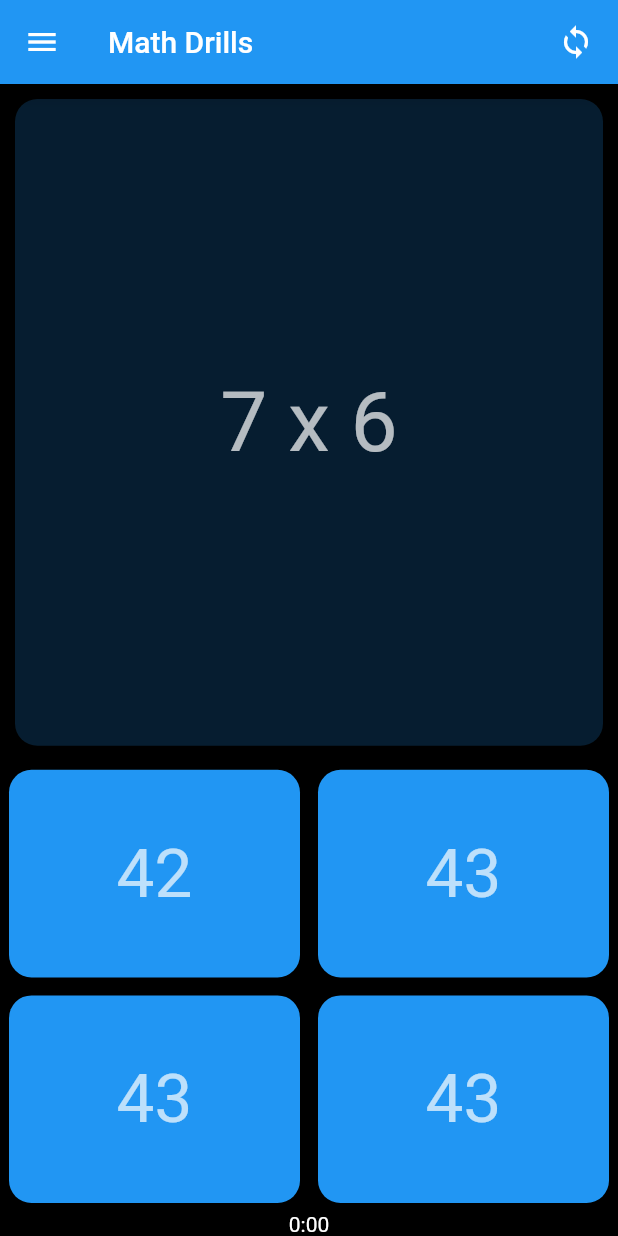
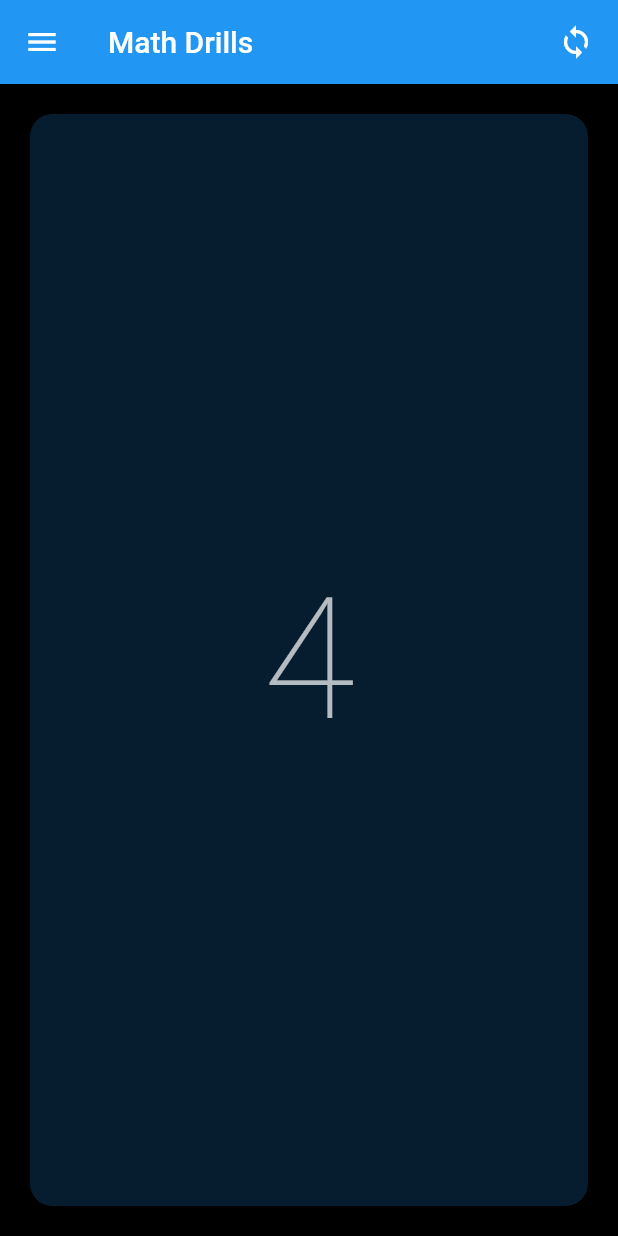
Before and after one commit to akabasakal400/math_drills_app, a Flutter app: the first screen one second after launch, on a phone screen of 412 x 824 dp. Run offline on Flutter 3.47's test engine with Material 2 defaults, Android fonts, the phone set to English and light mode, and no system bars; our stand-ins replace localstorage, rflutter_alert, theme_provider.

```diff
--- a/lib/bottom_button.dart
+++ b/lib/components/bottom_button.dart
@@ -1,5 +1,5 @@
 import 'package:flutter/material.dart';
-import 'constants.dart';
+import '../constants.dart';
 
 class BottomButton extends StatelessWidget {
   final String label;
--- a/lib/main.dart
+++ b/lib/main.dart
@@ -1,9 +1,9 @@
 import 'package:flutter/services.dart';
 import 'package:theme_provider/theme_provider.dart';
 
-import 'quiz_page.dart';
+import 'screens/quiz_page.dart';
 import 'package:flutter/material.dart';
-import 'drill_generator.dart';
+import 'models/drill_generator.dart';
 
 //void main() => runApp(MyApp());
 
@@ -71,6 +71,7 @@ class MyApp extends StatelessWidget {
       ],
       child: MaterialApp(
         title: 'Math Drills',
+        debugShowCheckedModeBanner: false,
         //theme: theme,
         home: ThemeConsumer(
           child: QuizPage(
--- a/lib/custom_drill_page.dart
+++ b/lib/screens/custom_drill_page.dart
@@ -1,8 +1,8 @@
 import 'package:flutter/material.dart';
-import 'package:mathdrillsapp/bottom_button.dart';
-import 'package:mathdrillsapp/drill_generator.dart';
+import 'package:mathdrillsapp/components/bottom_button.dart';
+import 'package:mathdrillsapp/models/drill_generator.dart';
 import 'package:rflutter_alert/rflutter_alert.dart';
-import 'constants.dart';
+import '../constants.dart';
 
 class CustomDrillPage extends StatefulWidget {
   @override
--- a/lib/quiz_page.dart
+++ b/lib/screens/quiz_page.dart
@@ -1,16 +1,20 @@
 import 'dart:async';
 
 import 'package:flutter/material.dart';
-import 'package:mathdrillsapp/custom_drill_page.dart';
-import 'package:mathdrillsapp/results_page.dart';
-import 'drill_generator.dart';
-import 'drill.dart';
+import 'package:mathdrillsapp/screens/drill_log_page.dart';
+import 'package:theme_provider/theme_provider.dart';
 import 'package:rflutter_alert/rflutter_alert.dart';
-import 'choice_button.dart';
-import 'constants.dart';
+
+import 'package:mathdrillsapp/models/drill_log.dart';
+import 'package:mathdrillsapp/models/drill_generator.dart';
+import 'package:mathdrillsapp/models/drill.dart';
+
+import 'package:mathdrillsapp/components/choice_button.dart';
+import '../constants.dart';
+
+import 'about_page.dart';
 import 'results_page.dart';
-import 'package:theme_provider/theme_provider.dart';
-import 'about_page.dart';
+import 'custom_drill_page.dart';
 
 class QuizPage extends StatefulWidget {
   final Drill drill;
@@ -24,10 +28,10 @@ class QuizPage extends StatefulWidget {
 class _QuizPageState extends State<QuizPage> {
   List<Icon> scoreKeeper = [];
 
-  //Drill drill = DrillGenerator.getDrill();
   Drill drill;
+  DrillLog drillLog;
   int currentQuestion = 0;
-  int currentTime = 0;
+  int currentTime = -3;
 
   Timer t;
 
@@ -50,6 +54,8 @@ class _QuizPageState extends State<QuizPage> {
       //stop the timer
       stopTimer();
       drill.drillTime = currentTime;
+
+      drillLog.saveDrill(drill);
 
       Alert(
         style: AlertStyle(
@@ -157,7 +163,7 @@ class _QuizPageState extends State<QuizPage> {
   }
 
   void startTimer() {
-    currentTime = 0;
+    currentTime = -4;
     t = Timer.periodic(Duration(seconds: 1), (timer) {
       setState(() {
         currentTime++;
@@ -169,6 +175,11 @@ class _QuizPageState extends State<QuizPage> {
   void initState() {
     // TODO: implement initState
     super.initState();
+    drillLog = DrillLog();
+
+    //print('retrieved drill log with ${drills?.length} drills');
+    //print(drills);
+
     startTimer();
   }
 
@@ -203,7 +214,31 @@ class _QuizPageState extends State<QuizPage> {
                 padding: EdgeInsets.all(5),
               ),
               Divider(
-                color: Theme.of(context).dividerColor, //kDrawerDividerColor,
+                color: kDrawerDividerColor,
+              ),
+              ListTile(
+                onTap: () {
+                  print('Logs');
+
+                  Navigator.push(
+                    context,
+                    MaterialPageRoute(builder: (context) {
+                      return ThemeConsumer(
+                        child: DrillLogPage(),
+                      );
+                    }),
+                  );
+                },
+                leading: Icon(
+                  Icons.receipt,
+                  size: kDrawerIconSize,
+                  color: Theme.of(context).primaryColor,
+                ),
+                title:
+                    Text('Logs', style: Theme.of(context).textTheme.headline6),
+              ),
+              Divider(
+                color: kDrawerDividerColor,
               ),
               ListTile(
                 onTap: () {
@@ -364,7 +399,26 @@ class _QuizPageState extends State<QuizPage> {
           ),
         ),
       ),
-      body: Column(
+      body: currentTime < 0
+          ? Container(
+        margin: EdgeInsets.all(20),
+            decoration: BoxDecoration(
+              borderRadius: BorderRadius.circular(15),
+              color: Theme.of(context)
+                  .primaryColor
+                  .withAlpha(50), //kQuizPageTransparentBackgroundColor,
+            ),
+            padding: EdgeInsets.all(20),
+            child: Center(
+              child: Text(
+                  '${-currentTime}',
+                  style: Theme.of(context)
+                      .textTheme
+                      .headline1,
+                ),
+            ),
+          )
+          : Column(
               mainAxisAlignment: MainAxisAlignment.spaceBetween,
               crossAxisAlignment: CrossAxisAlignment.stretch,
               children: <Widget>[
@@ -396,12 +450,14 @@ class _QuizPageState extends State<QuizPage> {
                       ChoiceButton(
                           choice: drill.questions[currentQuestion].choices[0],
                           onPressed: () {
-                      checkAnswer(drill.questions[currentQuestion].choices[0]);
+                            checkAnswer(
+                                drill.questions[currentQuestion].choices[0]);
                           }),
                       ChoiceButton(
                           choice: drill.questions[currentQuestion].choices[1],
                           onPressed: () {
-                      checkAnswer(drill.questions[currentQuestion].choices[1]);
+                            checkAnswer(
+                                drill.questions[currentQuestion].choices[1]);
                           })
                     ],
                   ),
@@ -413,13 +469,15 @@ class _QuizPageState extends State<QuizPage> {
                       ChoiceButton(
                         choice: drill.questions[currentQuestion].choices[2],
                         onPressed: () {
-                    checkAnswer(drill.questions[currentQuestion].choices[2]);
+                          checkAnswer(
+                              drill.questions[currentQuestion].choices[2]);
                         },
                       ),
                       ChoiceButton(
                           choice: drill.questions[currentQuestion].choices[3],
                           onPressed: () {
-                      checkAnswer(drill.questions[currentQuestion].choices[3]);
+                            checkAnswer(
+                                drill.questions[currentQuestion].choices[3]);
                           }),
                     ],
                   ),
--- a/pubspec.yaml
+++ b/pubspec.yaml
@@ -29,6 +29,8 @@ dependencies:
   flutter_range_slider: ^1.4.0
   google_fonts: ^1.1.0
   font_awesome_flutter: ^8.8.1
+  shared_preferences: ^0.5.8
+  localstorage: ^3.0.2+5
 
 flutter_icons:
   android: "ic_launcher"
```
Also changed, not shown: lib/components/score_row.dart (added, +43 -0 lines), lib/models/drill.dart (renamed from lib/drill.dart, +28 -1 lines), lib/models/drill_log.dart (added, +53 -0 lines), lib/screens/about_page.dart (renamed from lib/about_page.dart, +5 -2 lines), lib/screens/drill_log_page.dart (added, +133 -0 lines), lib/screens/results_page.dart (renamed from lib/results_page.dart, +10 -27 lines), lib/components/choice_button.dart (renamed from lib/choice_button.dart), lib/models/drill_generator.dart (renamed from lib/drill_generator.dart), pubspec.lock, 10 other files. Lines whose indentation alone changed are shown as unchanged.
